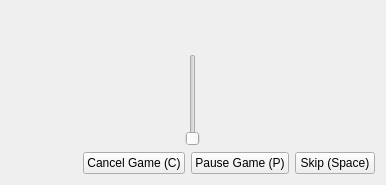
tdauth/gustavsfairyland, file ui/player.ui: the form before one commit.
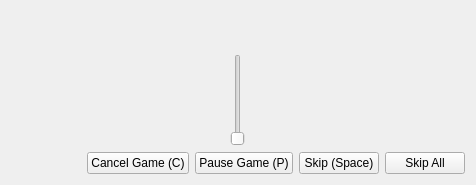
The form after the commit.

Commit message: Added skip all button, fixed crash on playing empty custom fairytale, better size for floating clips depending on the screen size, fixed loading default package on Android

```diff
--- a/ui/player.ui
+++ b/ui/player.ui
@@ -6,7 +6,7 @@
    <rect>
     <x>0</x>
     <y>0</y>
-    <width>386</width>
+    <width>476</width>
     <height>185</height>
    </rect>
   </property>
@@ -107,6 +107,13 @@
            </property>
           </widget>
          </item>
+         <item>
+          <widget class="QPushButton" name="skipAllPushButton">
+           <property name="text">
+            <string>Skip All</string>
+           </property>
+          </widget>
+         </item>
         </layout>
        </item>
       </layout>
```
The commit also changes 9 other files.
